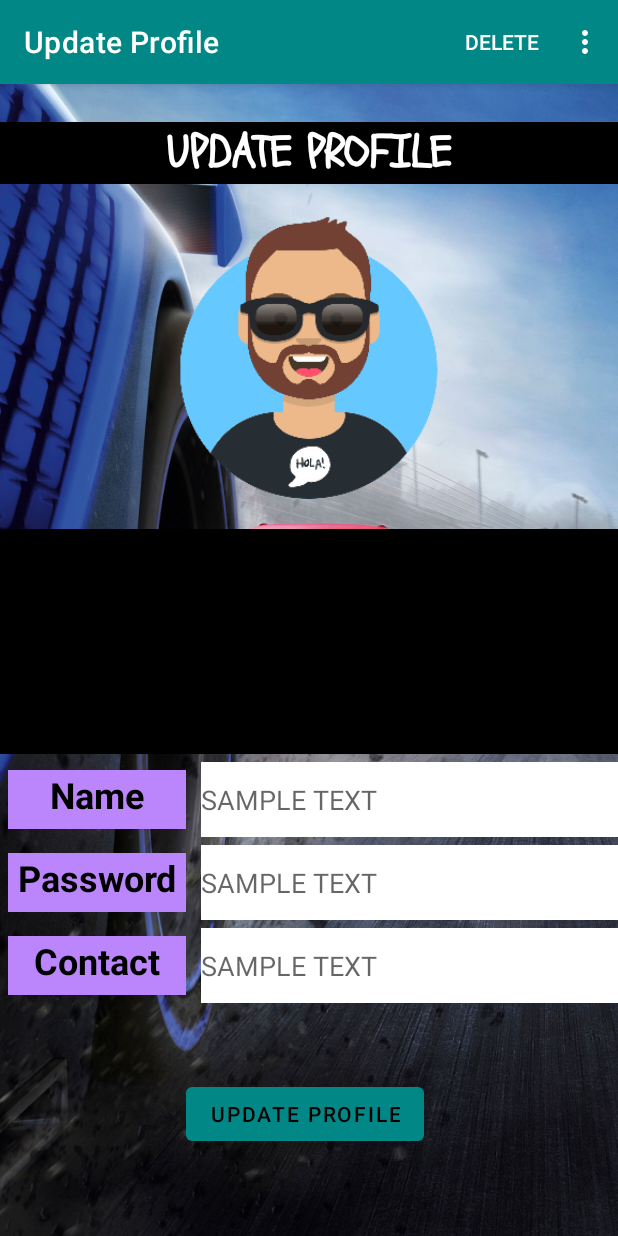
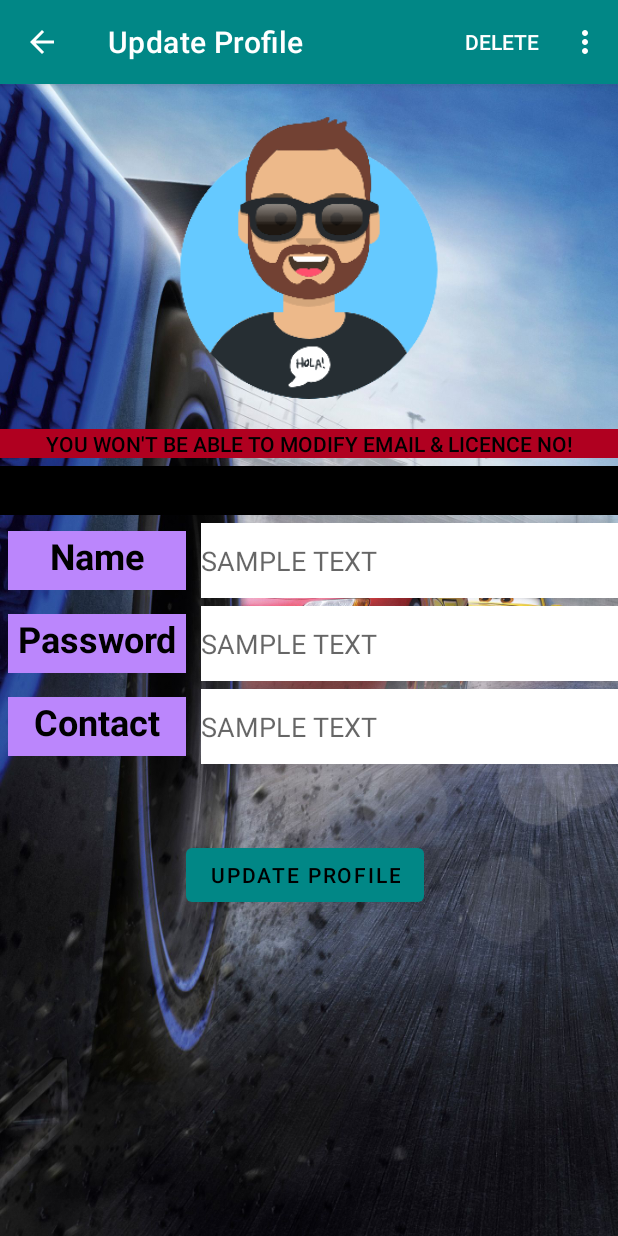
Before and after one commit to itzgannu/Parking, an Android app: the UpdateProfileActivity screen opened directly, with no data from a screen before it, on a phone screen of 412 x 824 dp. Run offline under Robolectric (Android 15) with nearby library versions, the phone set to English and light mode, and no system bars; our stand-ins replace Firebase (no records; nobody signed in at launch, a user with empty details on screens opened directly); 5 statements that could not run were skipped.

Commit message:
Bug Fixes

```diff
--- a/app/src/main/AndroidManifest.xml
+++ b/app/src/main/AndroidManifest.xml
@@ -12,8 +12,10 @@
         android:supportsRtl="true"
         android:hardwareAccelerated="true"
         android:theme="@style/Theme.Parking">
-        <activity android:name=".UpdateProfileActivity"
-            android:label="@string/update_profile"></activity>
+        <activity
+            android:name=".UpdateProfileActivity"
+            android:label="@string/update_profile"
+            android:parentActivityName=".ParkingList" />
         <!-- parentActivityName provides back button automatically -->
         <activity
             android:name=".ParkingDetails"
--- a/app/src/main/java/divyaganesh/parking/UpdateProfileActivity.java
+++ b/app/src/main/java/divyaganesh/parking/UpdateProfileActivity.java
@@ -123,8 +123,9 @@ public class UpdateProfileActivity extends AppCompatActivity {
         binding.updateNameField.setText(account.getName());
         binding.updatePwdField.setText(account.getPassword());
         setImage(account.getImage());
-        String email_carNo = "You won't be able to modify email & licence no!"+
-                "\n"+ "Your email is - "+account.getEmail()+
+        String info = "You won't be able to modify email & licence no!";
+        binding.updateInfoLabel.setText(info);
+        String email_carNo = "Your email is - "+account.getEmail()+
                 "\n"+ "Your car number is - "+account.getCarNo();
         binding.updateEmailCarnoLabel.setText(email_carNo);
         method.logCatD(TAG, "Loaded data on to fields successfully!");
--- a/app/src/main/res/layout/activity_add_parking.xml
+++ b/app/src/main/res/layout/activity_add_parking.xml
@@ -5,6 +5,8 @@
     android:id="@+id/AddParking"
     android:layout_width="match_parent"
     android:layout_height="match_parent"
+    android:focusable="true"
+    android:focusableInTouchMode="true"
     android:background="@drawable/baymax_3"
     tools:context=".AddParking">
 
--- a/app/src/main/res/layout/activity_create_account.xml
+++ b/app/src/main/res/layout/activity_create_account.xml
@@ -6,6 +6,8 @@
     android:layout_width="match_parent"
     android:layout_height="match_parent"
     android:background="@drawable/baymax"
+    android:focusable="true"
+    android:focusableInTouchMode="true"
     tools:context=".CreateAccount">
 
     <Button
--- a/app/src/main/res/layout/activity_main.xml
+++ b/app/src/main/res/layout/activity_main.xml
@@ -5,6 +5,8 @@
     android:id="@+id/SignIn"
     android:layout_width="match_parent"
     android:layout_height="match_parent"
+    android:focusable="true"
+    android:focusableInTouchMode="true"
     android:background="@drawable/car_login"
     tools:context=".MainActivity">
 
--- a/app/src/main/res/layout/activity_parking_details.xml
+++ b/app/src/main/res/layout/activity_parking_details.xml
@@ -12,11 +12,10 @@
         android:layout_width="match_parent"
         android:layout_height="40dp"
         android:layout_marginTop="10dp"
-        android:background="@color/black"
         android:fontFamily="@font/schoolbell"
         android:text="@string/parked_vehicle_details"
         android:textAlignment="center"
-        android:textColor="@color/white"
+        android:textColor="@color/black"
         android:textSize="30sp"
         android:textStyle="bold" />
 
--- a/app/src/main/res/layout/activity_update_profile.xml
+++ b/app/src/main/res/layout/activity_update_profile.xml
@@ -11,23 +11,9 @@
     <LinearLayout
         android:layout_width="match_parent"
         android:layout_height="wrap_content"
+        android:focusable="true"
+        android:focusableInTouchMode="true"
         android:orientation="vertical">
-        <TextView
-            android:id="@+id/parkingTitle"
-            android:layout_width="match_parent"
-            android:layout_height="wrap_content"
-            android:layout_marginTop="25dp"
-            android:background="@color/black"
-            android:fontFamily="@font/schoolbell"
-            android:lineSpacingExtra="8sp"
-            android:text="@string/update_profile"
-            android:textAlignment="center"
-            android:textAllCaps="true"
-            android:textAppearance="@style/TextAppearance.AppCompat.Large"
-            android:textColor="@color/white"
-            android:textSize="30sp"
-            android:textStyle="bold"
-            android:typeface="monospace" />
 
         <ImageView
             android:id="@+id/update_profile_image"
@@ -37,17 +23,31 @@
             app:srcCompat="@drawable/profile1" />
 
         <TextView
+            android:id="@+id/update_info_label"
+            android:layout_width="match_parent"
+            android:layout_height="wrap_content"
+            android:layout_marginTop="20dp"
+            android:background="@color/design_default_color_error"
+            android:fontFamily="sans-serif-medium"
+            android:text="@string/sameText"
+            android:textAlignment="center"
+            android:textAllCaps="true"
+            android:textColor="@color/black"
+            android:textSize="14sp" />
+
+        <TextView
             android:id="@+id/update_email_carno_label"
             android:layout_width="match_parent"
-            android:layout_height="150dp"
-            android:layout_marginTop="20dp"
+            android:layout_height="wrap_content"
+            android:layout_marginTop="5dp"
             android:background="@color/black"
             android:fontFamily="@font/schoolbell"
             android:text="@string/sameText"
             android:textAlignment="center"
             android:textAllCaps="true"
             android:textColor="@color/design_default_color_error"
-            android:textSize="33sp" />
+            android:textSize="23sp" />
+
 
         <LinearLayout
             android:layout_width="match_parent"
--- a/app/src/main/res/layout/image_selector.xml
+++ b/app/src/main/res/layout/image_selector.xml
@@ -4,6 +4,7 @@
     android:layout_width="match_parent"
     android:layout_height="match_parent"
     android:orientation="vertical"
+    android:background="@color/black"
     android:id="@+id/popupView">
     <LinearLayout
         android:layout_width="match_parent"
```
